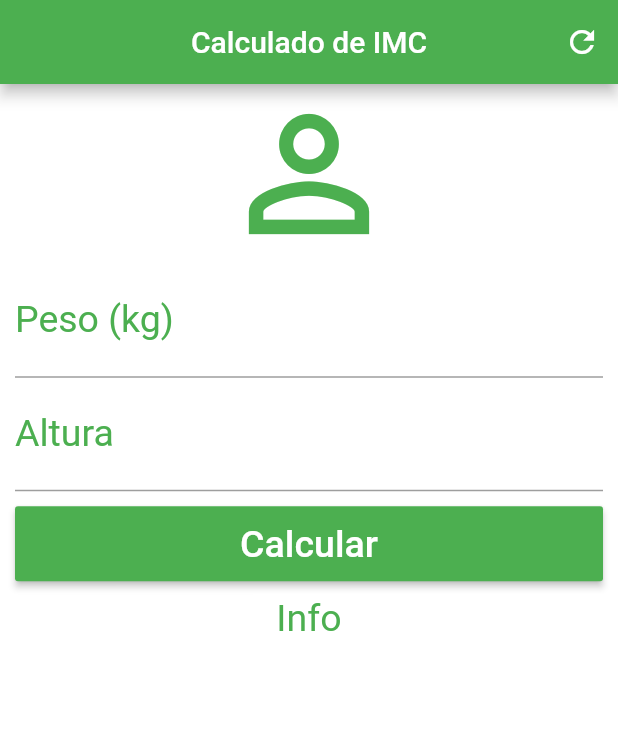
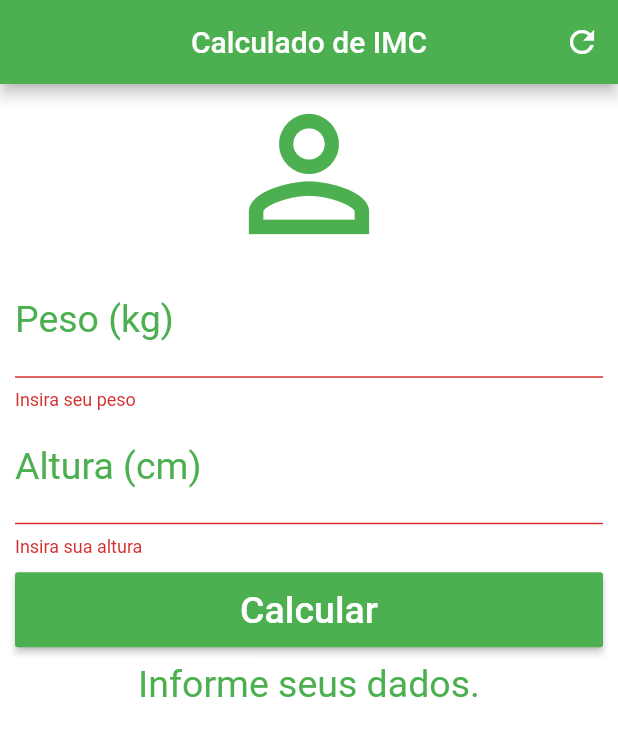
Before and after one commit to felipefabricio31/calculadora-imc-flutter, a Flutter app: the screen it shows after launch, after a tap on "Calcular", on a phone screen of 412 x 824 dp. Shown: the top 736 px of the screen. Run offline on Flutter 3.47's test engine with Material 2 defaults, Android fonts, the phone set to English and light mode, and no system bars.

```diff
--- a/lib/main.dart
+++ b/lib/main.dart
@@ -12,6 +12,47 @@ class Home extends StatefulWidget {
 }
 
 class _HomeState extends State<Home> {
+  GlobalKey<FormState> _formKey = GlobalKey<FormState>();
+
+  TextEditingController weigthController = TextEditingController();
+  TextEditingController heigthController = TextEditingController();
+
+  String _infoText = "Informe seus dados.";
+
+  void _resetField() {
+    weigthController.text = "";
+    heigthController.text = "";
+    setState(() {
+      _infoText = "Informe seus dados.";
+
+    });
+  }
+
+  void _calculate() {
+    setState(() {
+      double weigth = double.parse(weigthController.text);
+      double heigth = double.parse(heigthController.text) / 100;
+
+      double imc = weigth / (heigth * heigth);
+
+      print(imc);
+
+      if (imc < 18.6) {
+        _infoText = "Abaixo do peso (${imc.toStringAsPrecision(4)})";
+      } else if (imc >= 18.6 && imc < 24.9) {
+        _infoText = "Peso ideal (${imc.toStringAsPrecision(4)})";
+      } else if (imc >= 24.9 && imc < 29.9) {
+        _infoText = "Levemente acima do peso (${imc.toStringAsPrecision(4)})";
+      } else if (imc >= 29.9 && imc < 24.9) {
+        _infoText = "Obsidade Grau I (${imc.toStringAsPrecision(4)})";
+      } else if (imc >= 34.9 && imc < 39.9) {
+        _infoText = "Obsidade Grau II (${imc.toStringAsPrecision(4)})";
+      } else if (imc >= 40) {
+        _infoText = "Obsidade Grau III (${imc.toStringAsPrecision(4)})";
+      }
+    });
+  }
+
   @override
   Widget build(BuildContext context) {
     return Scaffold(
@@ -22,13 +63,15 @@ class _HomeState extends State<Home> {
           actions: <Widget>[
             IconButton(
               icon: Icon(Icons.refresh),
-              onPressed: () {},
+              onPressed: _resetField,
             )
           ],
         ),
         backgroundColor: Colors.white,
         body: SingleChildScrollView(
           padding: EdgeInsets.fromLTRB(10, 0, 10, 0),
+          child: Form(
+            key: _formKey,
             child: Column(
               crossAxisAlignment: CrossAxisAlignment.stretch,
               children: <Widget>[
@@ -37,21 +80,35 @@ class _HomeState extends State<Home> {
                   size: 120.0,
                   color: Colors.green,
                 ),
-              TextField(
+                TextFormField(
                   keyboardType: TextInputType.number,
                   decoration: InputDecoration(
                       labelText: "Peso (kg)",
                       labelStyle: TextStyle(color: Colors.green)),
                   textAlign: TextAlign.center,
                   style: TextStyle(color: Colors.green, fontSize: 25.0),
+                  controller: weigthController,
+                  validator: (value) {
+                    if (value.isEmpty) {
+                      return "Insira seu peso";
+                    }
+                    return "";
+                  },
                 ),
-              TextField(
+                TextFormField(
                   keyboardType: TextInputType.number,
                   decoration: InputDecoration(
-                    labelText: "Altura",
+                      labelText: "Altura (cm)",
                       labelStyle: TextStyle(color: Colors.green)),
                   textAlign: TextAlign.center,
                   style: TextStyle(color: Colors.green, fontSize: 25.0),
+                  controller: heigthController,
+                  validator: (value) {
+                    if (value.isEmpty) {
+                      return "Insira sua altura";
+                    }
+                    return "";
+                  },
                 ),
                 Padding(
                   padding: EdgeInsets.only(top: 10.0, bottom: 10.0),
@@ -63,17 +120,22 @@ class _HomeState extends State<Home> {
                         "Calcular",
                         style: TextStyle(color: Colors.white, fontSize: 25.0),
                       ),
-                    onPressed: () {},
+                      onPressed: () {
+                        if (_formKey.currentState.validate()) {
+                          _calculate;
+                        }
+                      },
                     ),
                   ),
                 ),
                 Text(
-                "Info",
+                  "$_infoText",
                   textAlign: TextAlign.center,
                   style: TextStyle(color: Colors.green, fontSize: 25.0),
                 )
               ],
             ),
+          ),
         ));
   }
 }
```
Lines whose indentation alone changed are shown as unchanged.
